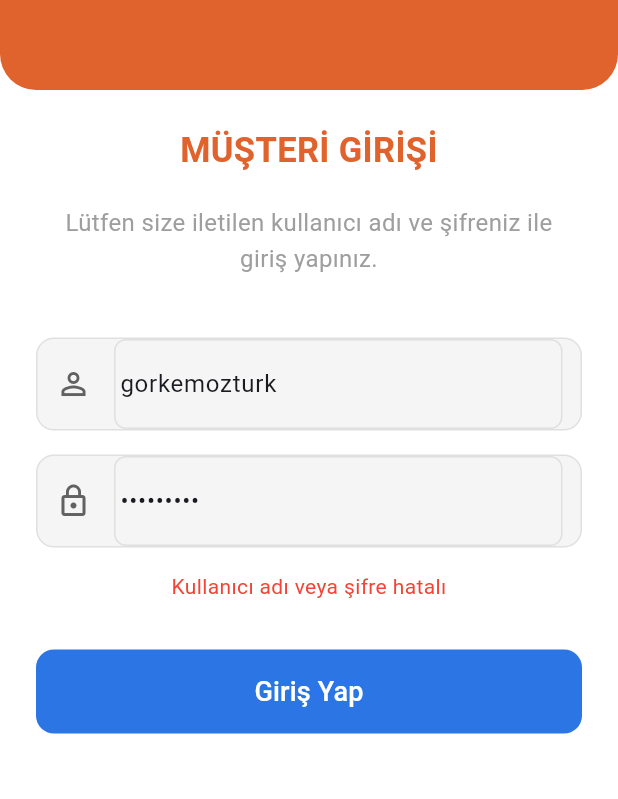
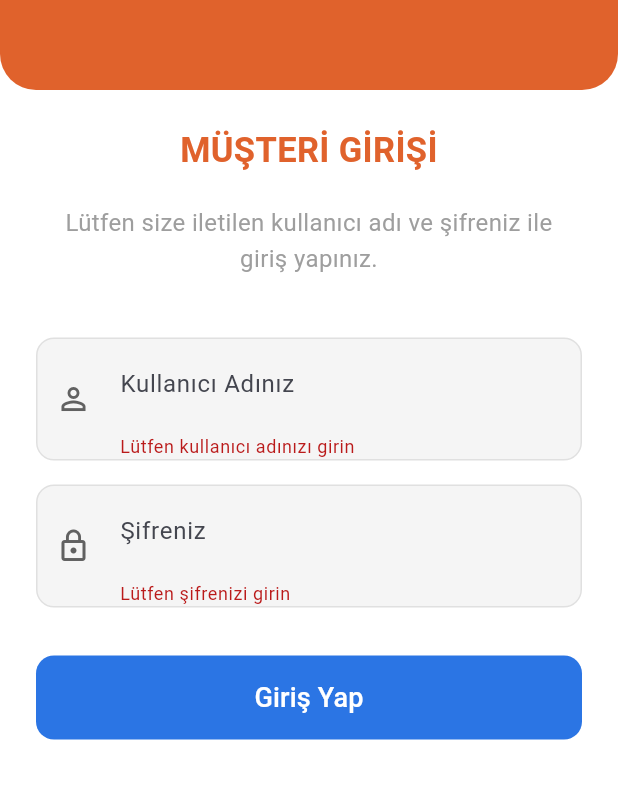
Before and after one commit to gorkemoa/tayamer, a Flutter app: the screen it shows after launch, after a tap on "Giriş Yap", on a phone screen of 412 x 824 dp, the part 315-1114 px from its top. Run offline on Flutter 3.47's test engine with Material 3 defaults, Android fonts, the phone set to English and light mode, and no system bars; our stand-ins replace confetti, firebase_core, firebase_messaging, flutter_local_notifications, font_awesome_flutter, image_picker and 4 more; missing offline and left inert: card_scanner, flutter_barcode_scanner, flutter_pdfview, google_mlkit_barcode_scanning, google_mlkit_text_recognition, ml_card_scanner and 1 more; accounts and stored records are empty.

Commit message:
Giriş ekranında kullanıcı giriş durumunu kontrol eden bir yöntem eklendi. Kullanıcı zaten giriş yapmışsa anasayfaya yönlendirme sağlandı. Splash ekranındaki yükleniyor mesajı ve göstergeleri kaldırıldı.

```diff
--- a/lib/views/login_view.dart
+++ b/lib/views/login_view.dart
@@ -24,9 +24,18 @@ class _LoginViewState extends State<LoginView> {
   @override
   void initState() {
     super.initState();
-    // Test için kullanıcı adı ve şifre otomatik doldurulabilir
-    _emailController.text = 'gorkemozturk';
-    _passwordController.text = 'GO5235010';
+    // Eğer kullanıcı zaten giriş yapmışsa anasayfaya yönlendir
+    _checkLoginStatus();
+  }
+
+  Future<void> _checkLoginStatus() async {
+    final isLoggedIn = await _viewModel.isLoggedIn();
+    if (isLoggedIn && mounted) {
+      // Kullanıcı giriş yapmış, ana sayfaya yönlendir
+      Navigator.of(context).pushReplacement(
+        MaterialPageRoute(builder: (context) => const HomeView()),
+      );
+    }
   }
 
   @override
--- a/lib/views/splash_screen.dart
+++ b/lib/views/splash_screen.dart
@@ -17,19 +17,6 @@ class SplashScreen extends StatelessWidget {
               width: 200,
               height: 200,
             ),
-            // Yükleniyor yazısı
-            const SizedBox(height: 20),
-            const CircularProgressIndicator(
-              color: Colors.white,
-            ),
-            const SizedBox(height: 20),
-            const Text(
-              'Yükleniyor...',
-              style: TextStyle(
-                color: Colors.white,
-                fontSize: 18,
-              ),
-            ),
           ],
         ),
       ),
```
